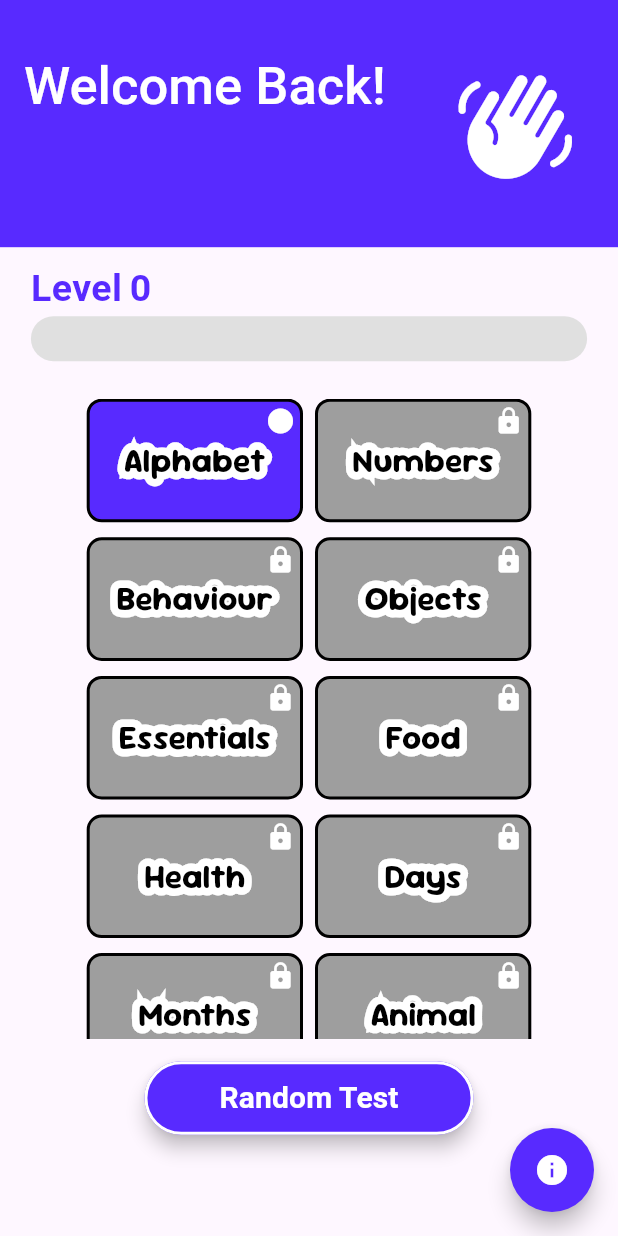
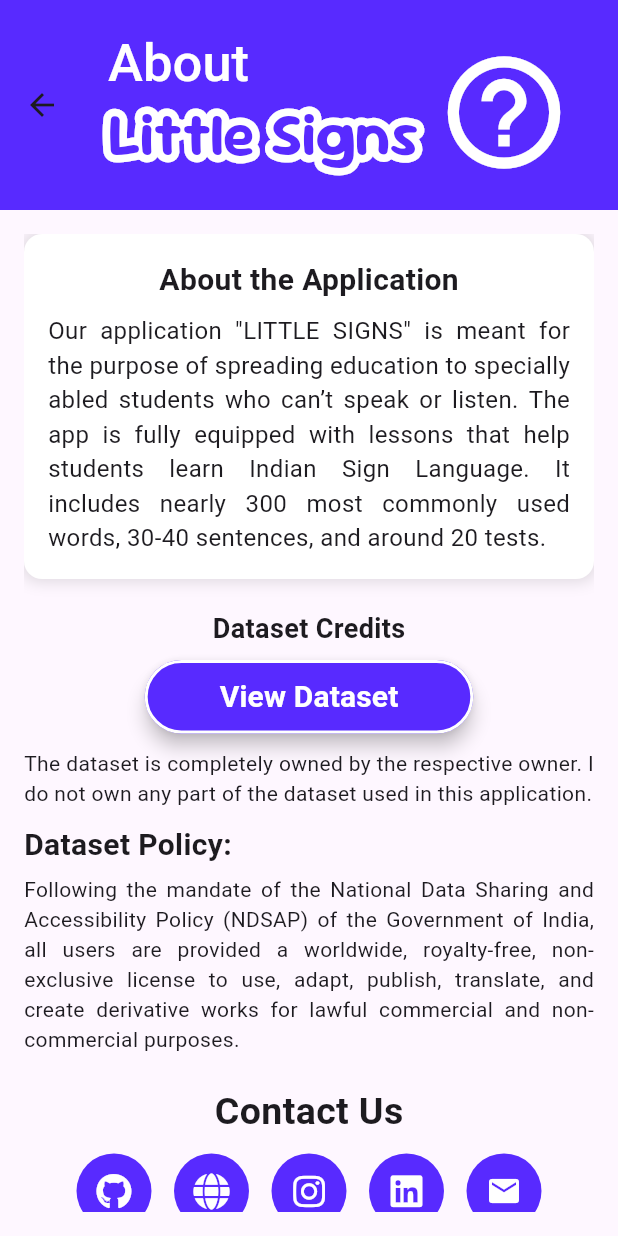
Before and after one commit to saksham-09-design/little_signs, a Flutter app: the Homepage screen opened directly, after a tap on the "info" icon, on a phone screen of 412 x 824 dp. Run offline on Flutter 3.47's test engine with Material 3 defaults, Android fonts, the phone set to English and light mode, and no system bars; our stand-ins replace font_awesome_flutter, shared_preferences, smooth_page_indicator, video_player; accounts and stored records are empty.

Commit message:
Added About Screen of the Application

```diff
--- /dev/null
+++ b/lib/pages/aboutpage.dart
@@ -0,0 +1,210 @@
+import 'package:flutter/material.dart';
+import 'package:font_awesome_flutter/font_awesome_flutter.dart';
+import 'package:little_signs/Components/styledText.dart';
+import 'package:little_signs/colors/appColors.dart';
+import 'package:url_launcher/url_launcher.dart';
+
+class AboutScreen extends StatelessWidget {
+  const AboutScreen({Key? key}) : super(key: key);
+
+  void _launchURL(String url) async {
+    if (url.startsWith('mailto:')) {
+      final Uri emailUri = Uri(
+        scheme: 'mailto',
+        path: 'youremail@example.com',
+        queryParameters: {
+          'subject': 'Inquiry about the App',
+          'body': 'Hello, I would like to know more about your application.',
+        },
+      );
+
+      if (await canLaunchUrl(emailUri)) {
+        await launchUrl(emailUri);
+      } else {
+        throw 'Could not launch $emailUri';
+      }
+    } else {
+      Uri uri = Uri.parse(url);
+      if (await canLaunchUrl(uri)) {
+        await launchUrl(uri);
+      } else {
+        throw 'Could not launch $url';
+      }
+    }
+  }
+
+  @override
+  Widget build(BuildContext context) {
+    return Scaffold(
+      appBar: AppBar(
+        centerTitle: false,
+        title: Row(
+          crossAxisAlignment: CrossAxisAlignment.start,
+          children: [
+            Expanded(
+              child: Column(
+                crossAxisAlignment: CrossAxisAlignment.start,
+                children: [
+                  const Text(
+                    "About",
+                    style: TextStyle(
+                        fontSize: 35,
+                        color: Colors.white,
+                        fontWeight: FontWeight.w500),
+                  ),
+                  StyledText(
+                      text: "Little Signs",
+                      borderColor: Colors.white,
+                      primaryColor: textPurple,
+                      fsize: 40),
+                ],
+              ),
+            ),
+            Container(
+              margin: const EdgeInsets.only(right: 15, top: 10),
+              child: const Icon(
+                Icons.help_outline,
+                color: Colors.white,
+                size: 90,
+              ),
+            ),
+          ],
+        ),
+        toolbarHeight: 140,
+        backgroundColor: textPurple,
+      ),
+      body: Padding(
+        padding: const EdgeInsets.all(16.0),
+        child: SingleChildScrollView(
+          child: Column(
+            crossAxisAlignment: CrossAxisAlignment.start,
+            children: [
+              // About Section
+              Container(
+                padding: const EdgeInsets.all(16),
+                decoration: BoxDecoration(
+                  color: Colors.white,
+                  borderRadius: BorderRadius.circular(12),
+                  boxShadow: const [
+                    BoxShadow(
+                      color: Colors.black12,
+                      blurRadius: 8,
+                      spreadRadius: 2,
+                    )
+                  ],
+                ),
+                child: const Column(
+                  crossAxisAlignment: CrossAxisAlignment.center,
+                  children: [
+                    Text(
+                      'About the Application',
+                      style: TextStyle(
+                        fontSize: 20,
+                        fontWeight: FontWeight.bold,
+                      ),
+                    ),
+                    SizedBox(height: 8),
+                    Text(
+                      textAlign: TextAlign.justify,
+                      'Our application "LITTLE SIGNS" is meant for the purpose of spreading education to specially abled students who can’t speak or listen. The app is fully equipped with lessons that help students learn Indian Sign Language. It includes nearly 300 most commonly used words, 30-40 sentences, and around 20 tests.',
+                      style: TextStyle(fontSize: 16),
+                    ),
+                  ],
+                ),
+              ),
+              const SizedBox(height: 20),
+
+              // Dataset Credits
+              const Center(
+                child: Text(
+                  'Dataset Credits',
+                  style: TextStyle(fontSize: 18, fontWeight: FontWeight.bold),
+                ),
+              ),
+              const SizedBox(height: 8),
+              Center(
+                child: ElevatedButton(
+                  style: ButtonStyle(
+                    padding: const WidgetStatePropertyAll(EdgeInsets.only(
+                        left: 50, right: 50, top: 10, bottom: 10)),
+                    elevation: const WidgetStatePropertyAll(5),
+                    backgroundColor: WidgetStatePropertyAll(textPurple),
+                    side: const WidgetStatePropertyAll(
+                      BorderSide(color: Colors.white, width: 2),
+                    ),
+                  ),
+                  onPressed: () => _launchURL(
+                      'https://www.data.gov.in/resource/indian-sign-language-dictionary-till-january-2024'),
+                  child: const Text(
+                    'View Dataset',
+                    style: TextStyle(
+                        color: Colors.white,
+                        fontSize: 20,
+                        fontWeight: FontWeight.bold),
+                  ),
+                ),
+              ),
+              const SizedBox(height: 10),
+              const Text(
+                textAlign: TextAlign.justify,
+                'The dataset is completely owned by the respective owner. I do not own any part of the dataset used in this application.',
+                style: TextStyle(fontSize: 14),
+              ),
+              const SizedBox(height: 10),
+              const Text(
+                'Dataset Policy:',
+                style: TextStyle(fontSize: 20, fontWeight: FontWeight.bold),
+              ),
+              const SizedBox(height: 5),
+              const Text(
+                textAlign: TextAlign.justify,
+                'Following the mandate of the National Data Sharing and Accessibility Policy (NDSAP) of the Government of India, all users are provided a worldwide, royalty-free, non-exclusive license to use, adapt, publish, translate, and create derivative works for lawful commercial and non-commercial purposes.',
+                style: TextStyle(fontSize: 14),
+              ),
+              const SizedBox(height: 20),
+              const Center(
+                child: Text(
+                  'Contact Us',
+                  style: TextStyle(fontSize: 25, fontWeight: FontWeight.bold),
+                ),
+              ),
+              const SizedBox(height: 10),
+              // Social Media Buttons
+              Row(
+                mainAxisAlignment: MainAxisAlignment.center,
+                children: [
+                  _buildSocialButton(FontAwesomeIcons.github,
+                      'https://github.com/saksham-09-design'),
+                  const SizedBox(width: 15),
+                  _buildSocialButton(FontAwesomeIcons.globe,
+                      'https://saksham-09-design.github.io/Saksham_Portfolio/'),
+                  const SizedBox(width: 15),
+                  _buildSocialButton(FontAwesomeIcons.instagram,
+                      'https://www.instagram.com/saksham_loona/'),
+                  const SizedBox(width: 15),
+                  _buildSocialButton(FontAwesomeIcons.linkedin,
+                      'https://www.linkedin.com/in/saksham-loona-716248291/'),
+                  const SizedBox(width: 15),
+                  _buildSocialButton(
+                      Icons.mail, 'mailto:sakshamloona9@gmail.com'),
+                ],
+              ),
+              const SizedBox(height: 20),
+            ],
+          ),
+        ),
+      ),
+    );
+  }
+
+  Widget _buildSocialButton(IconData icon, String url) {
+    return GestureDetector(
+      onTap: () => _launchURL(url),
+      child: CircleAvatar(
+        radius: 25,
+        backgroundColor: textPurple,
+        child: Icon(icon, color: Colors.white, size: 24),
+      ),
+    );
+  }
+}
--- a/lib/pages/homepage.dart
+++ b/lib/pages/homepage.dart
@@ -6,6 +6,7 @@
 import 'package:little_signs/Components/styledText.dart';
 import 'package:little_signs/Components/wavingHand.dart';
 import 'package:little_signs/colors/appColors.dart';
+import 'package:little_signs/pages/aboutpage.dart';
 import 'package:little_signs/pages/learningScreen.dart';
 import 'package:shared_preferences/shared_preferences.dart';
 
@@ -81,7 +82,13 @@
           backgroundColor: textPurple,
         ),
         floatingActionButton: FloatingActionButton(
-          onPressed: () {},
+          onPressed: () {
+            Navigator.push(
+              context,
+              MaterialPageRoute(
+                  builder: (BuildContext context) => AboutScreen()),
+            );
+          },
           backgroundColor: textPurple,
           shape: const CircleBorder(),
           child: const Icon(Icons.info, color: Colors.white),
--- a/pubspec.yaml
+++ b/pubspec.yaml
@@ -33,6 +33,8 @@
   shared_preferences: "2.3.5"
   smooth_page_indicator: "1.0.0"
   video_player: "2.5.0"
+  font_awesome_flutter: "10.8.0"
+  url_launcher: "6.3.1"
 
 
   # The following adds the Cupertino Icons font to your application.
```
Also changed, not shown: pubspec.lock, 6 other files.
